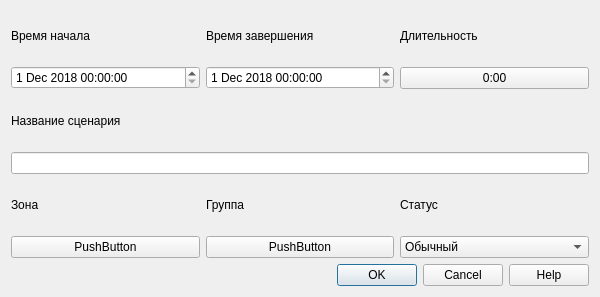
Before: the Qt Designer form src/scenario.ui in IlchenkoVasily/seye, drawn with Qt 5.
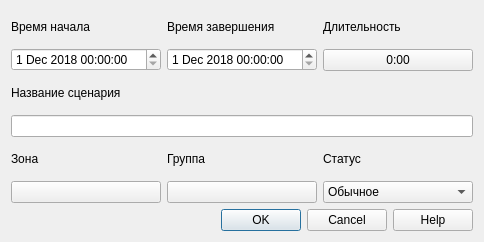
After: the same form once the commit is applied.

Diff of the .ui file:
```diff
--- a/src/scenario.ui
+++ b/src/scenario.ui
@@ -6,8 +6,8 @@
    <rect>
     <x>0</x>
     <y>0</y>
-    <width>600</width>
-    <height>297</height>
+    <width>484</width>
+    <height>242</height>
    </rect>
   </property>
   <property name="windowTitle">
@@ -131,7 +131,7 @@
        <item>
         <widget class="QPushButton" name="pushButton">
          <property name="text">
-          <string>PushButton</string>
+          <string/>
          </property>
         </widget>
        </item>
@@ -149,7 +149,7 @@
        <item>
         <widget class="QPushButton" name="pushButton_2">
          <property name="text">
-          <string>PushButton</string>
+          <string/>
          </property>
         </widget>
        </item>
@@ -168,7 +168,7 @@
         <widget class="QComboBox" name="status">
          <item>
           <property name="text">
-           <string>Обычный</string>
+           <string>Обычное</string>
           </property>
          </item>
          <item>
```
